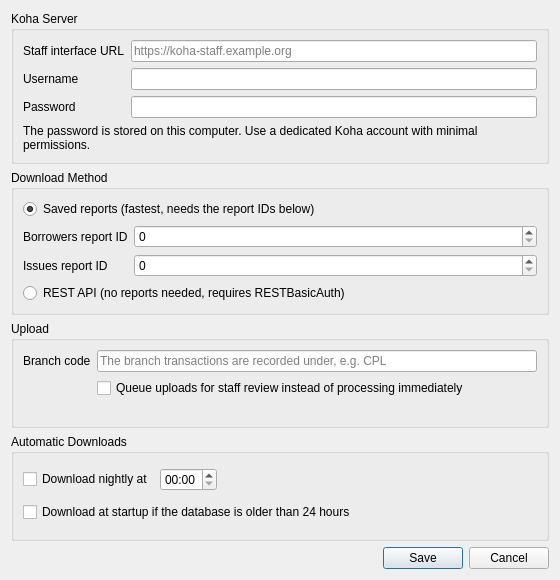
bywatersolutions/koha-offline-circulation, file kohasettingsdialog.ui: the form before one commit.
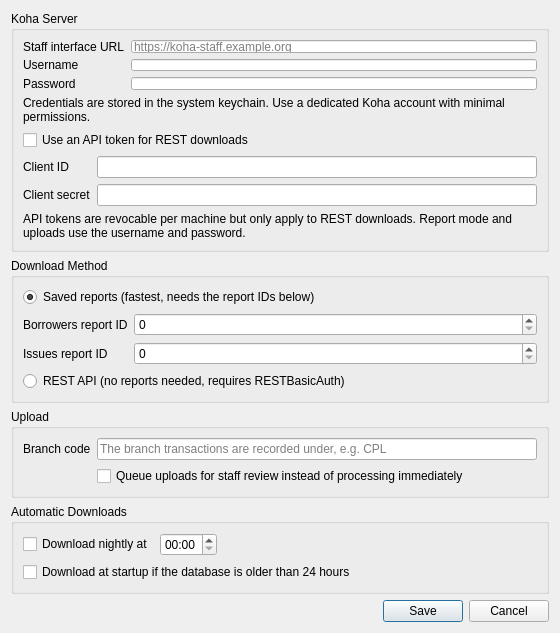
The form after the commit.

Commit message: Add ability to authenticate REST downloads with an API token

What changed in the file:
```diff
--- a/kohasettingsdialog.ui
+++ b/kohasettingsdialog.ui
@@ -71,7 +71,55 @@
       <item>
        <widget class="QLabel" name="labelPasswordNote">
         <property name="text">
-         <string>The password is stored on this computer. Use a dedicated Koha account with minimal permissions.</string>
+         <string>Credentials are stored in the system keychain. Use a dedicated Koha account with minimal permissions.</string>
+        </property>
+        <property name="wordWrap">
+         <bool>true</bool>
+        </property>
+       </widget>
+      </item>
+      <item>
+       <widget class="QCheckBox" name="checkBoxUseToken">
+        <property name="text">
+         <string>Use an API token for REST downloads</string>
+        </property>
+       </widget>
+      </item>
+      <item>
+       <layout class="QFormLayout" name="formLayoutToken">
+        <property name="fieldGrowthPolicy">
+         <enum>QFormLayout::AllNonFixedFieldsGrow</enum>
+        </property>
+        <item row="0" column="0">
+         <widget class="QLabel" name="labelClientId">
+          <property name="text">
+           <string>Client ID</string>
+          </property>
+         </widget>
+        </item>
+        <item row="0" column="1">
+         <widget class="QLineEdit" name="lineEditClientId"/>
+        </item>
+        <item row="1" column="0">
+         <widget class="QLabel" name="labelClientSecret">
+          <property name="text">
+           <string>Client secret</string>
+          </property>
+         </widget>
+        </item>
+        <item row="1" column="1">
+         <widget class="QLineEdit" name="lineEditClientSecret">
+          <property name="echoMode">
+           <enum>QLineEdit::Password</enum>
+          </property>
+         </widget>
+        </item>
+       </layout>
+      </item>
+      <item>
+       <widget class="QLabel" name="labelTokenNote">
+        <property name="text">
+         <string>API tokens are revocable per machine but only apply to REST downloads. Report mode and uploads use the username and password.</string>
         </property>
         <property name="wordWrap">
          <bool>true</bool>
```
The commit also changes 6 other files.
